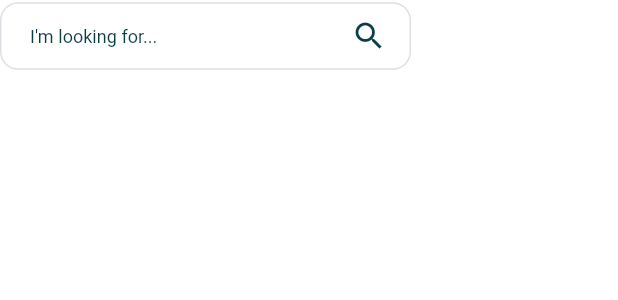
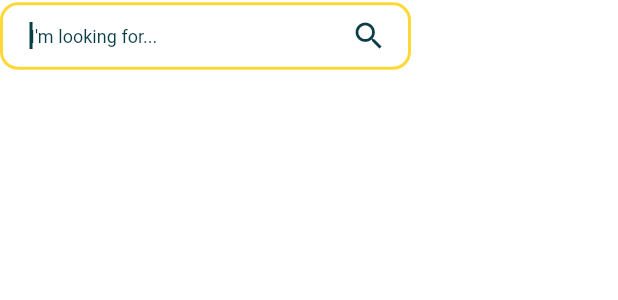
Before and after one commit to FPT-OJT/FrontEnd, a Flutter app: the SearchInputTextField widget shown alone on an empty page, opened directly, on a phone screen of 412 x 824 dp. Shown: the top 300 px of the screen. Run offline on Flutter 3.47's test engine with Material 3 defaults, Android fonts, the phone set to English and light mode, and no system bars; our stand-ins replace dio, equatable, flutter_bloc, flutter_native_splash, flutter_secure_storage, fpdart and 8 more; accounts and stored records are empty; generated files the repository leaves out were written again; network calls fail; statements that could not run were skipped.

Commit message:
feat: Implement shared Hero animation for the search input and add a fade transition to the search screen.

```diff
--- a/lib/features/search/presentations/widgets/search_input_text_field.dart
+++ b/lib/features/search/presentations/widgets/search_input_text_field.dart
@@ -14,11 +14,16 @@ class SearchInputTextField extends StatelessWidget {
   static const double inputHorizontalPadding = 16;
   static const double inputVerticalPadding = 13;
   @override
-  Widget build(BuildContext context) => Container(
+  Widget build(BuildContext context) => Hero(
+    tag: 'search_box',
+    child: Material(
+      type: MaterialType.transparency,
+      child: Container(
         width: inputWidth,
         height: inputHeight,
         alignment: Alignment.center,
         child: TextField(
+          autofocus: true,
           controller: controller,
           onSubmitted: onSubmitted,
           textInputAction: TextInputAction.search,
@@ -51,5 +56,7 @@ class SearchInputTextField extends StatelessWidget {
             ),
           ),
         ),
+      ),
+    ),
   );
 }
```
Also changed, not shown: lib/app/router/app_router.dart (+6 -1 lines), lib/features/home/presentation/widgets/search_input.dart (+34 -13 lines). Lines whose indentation alone changed are shown as unchanged.
